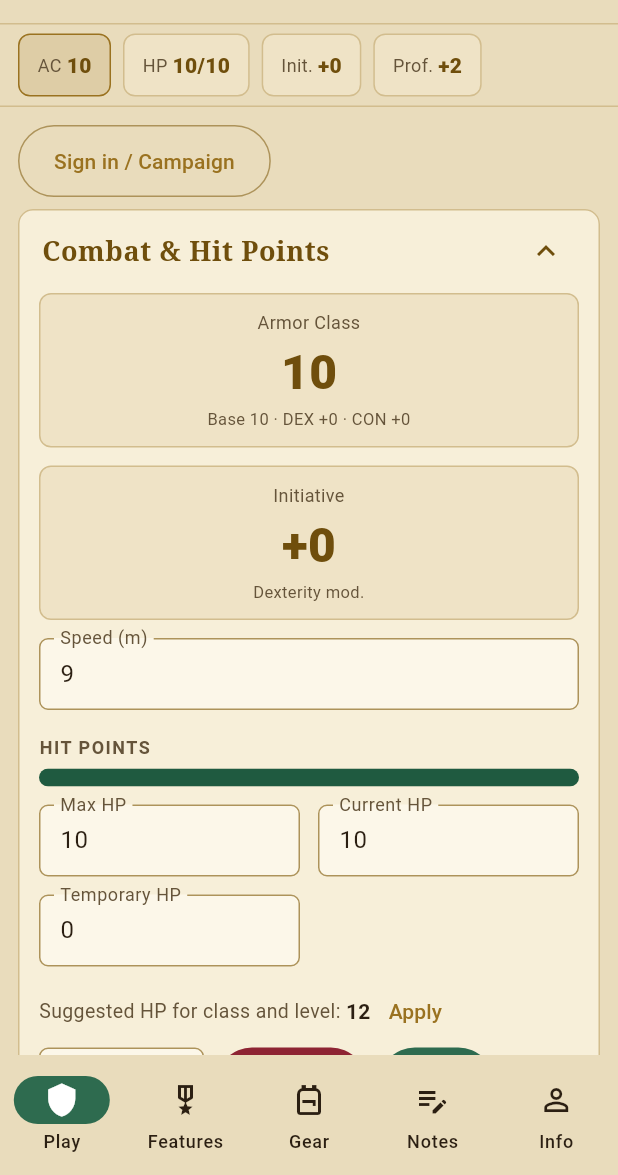
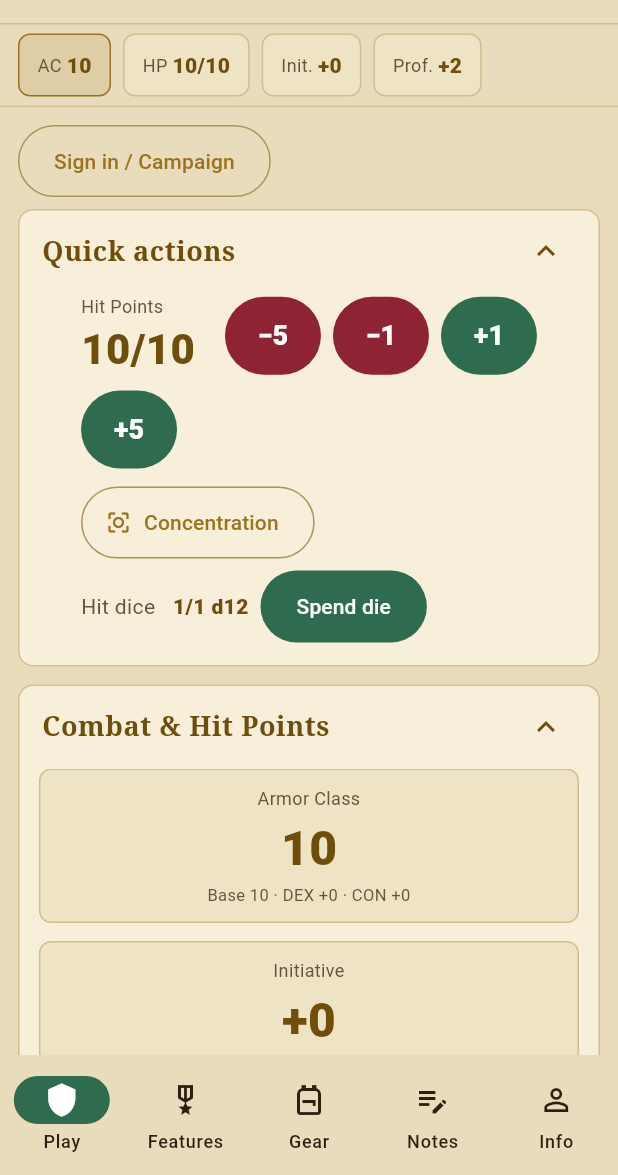
Before and after one commit to FilippoBoi/D-D5e-sheet, a Flutter app: the screen it shows after launch, on a phone screen of 412 x 824 dp, the part 61-1236 px from its top. Run offline on Flutter 3.47's test engine with Material 3 defaults, Android fonts, the phone set to English and light mode, and no system bars; our stand-ins replace material_ui, shared_preferences, web; statements that could not run were skipped.

Commit message:
Flutter: azioni rapide in gioco (PF, slot, concentrazione, dadi vita)
- Pannello «Azioni rapide» in cima a Gioco: PF con −5/−1/+1/+5, slot con un tocco,
  concentrazione con promemoria della prova di Costituzione, dadi vita.
- Nuovi campi combat.hitDiceUsed e combat.concentration in entrambi gli schemi (JS e Dart),
  con rest breve/lungo coerenti (la concentrazione finisce; metà dei dadi vita tornano).
- Test del modello (Dart e JS), dell'interfaccia e fixture di parità aggiornate.

Co-Authored-By: Claude Sonnet 5.5 <noreply@anthropic.com>
Claude-Session: https://claude.ai/code/session_01CiXVP85ycW2HQFqKWbxtrp

```diff
--- a/flutter/lib/model/character_model.dart
+++ b/flutter/lib/model/character_model.dart
@@ -255,6 +255,27 @@ class CharacterModel extends ChangeNotifier {
     _emit('combat');
   }
 
+  /// Dadi vita: uno per livello; quelli spesi non superano il livello.
+  ({int total, int used, int remaining}) get hitDice {
+    final total = (_state['info'] as Json)['level'] as int;
+    final used = math.min((_state['combat'] as Json)['hitDiceUsed'] as int, total);
+    return (total: total, used: used, remaining: total - used);
+  }
+
+  /// Spende un dado vita (riposo breve): tira il dado, aggiunge il mod. Costituzione (almeno 0 PF) e cura.
+  /// Restituisce null se non ne restano.
+  ({int roll, int conMod, int healed})? spendHitDie([math.Random? rng]) {
+    if (hitDice.remaining <= 0) return null;
+    final hp = derived['hp'] as Json;
+    final roll = 1 + (rng ?? math.Random()).nextInt(hp['hitDieSides'] as int);
+    final conMod = hp['conMod'] as int;
+    final c = _state['combat'] as Json;
+    final before = c['hpCurrent'] as int;
+    c['hitDiceUsed'] = hitDice.used + 1;
+    heal(math.max(0, roll + conMod));
+    return (roll: roll, conMod: conMod, healed: (c['hpCurrent'] as int) - before);
+  }
+
   void applySuggestedHp() {
     final suggested = clampInt(derived['hp']['suggested'] as num, 1, 999);
     final c = _state['combat'] as Json;
@@ -276,16 +297,19 @@ class CharacterModel extends ChangeNotifier {
         slots[key] = 0;
       }
     }
+    (_state['combat'] as Json)['concentration'] = '';
     _emit('rest');
   }
 
-  /// Riposo lungo: PF al massimo, slot e risorse recuperati, TS contro morte azzerati.
+  /// Riposo lungo: PF al massimo, slot e risorse recuperati, TS contro morte azzerati; metà dei dadi vita (min. 1).
   void longRest() {
     final c = _state['combat'] as Json;
     c['hpCurrent'] = c['hpMax'];
     c['hpTemp'] = 0;
     c['deathSuccesses'] = 0;
     c['deathFailures'] = 0;
+    c['concentration'] = '';
+    c['hitDiceUsed'] = math.max(0, hitDice.used - math.max(1, hitDice.total ~/ 2));
     final slots = (_state['spells'] as Json)['slotsUsed'] as Json;
     for (final key in slots.keys.toList()) {
       slots[key] = 0;
--- a/flutter/lib/model/schema.dart
+++ b/flutter/lib/model/schema.dart
@@ -53,7 +53,10 @@ Json createDefaultCharacter() {
     'abilities': {for (final id in cat.abilityIds) id: 10},
     'saveProficiencies': classSaveProficiencies(Catalog.defaultClassId),
     'skills': {for (final id in cat.skillIds) id: {'proficient': false, 'expertise': false}},
-    'combat': {'speed': 9, 'hpMax': 10, 'hpCurrent': 10, 'hpTemp': 0, 'deathSuccesses': 0, 'deathFailures': 0},
+    'combat': {'speed': 9, 'hpMax': 10, 'hpCurrent': 10, 'hpTemp': 0, 'deathSuccesses': 0, 'deathFailures': 0,
+      // Dadi vita spesi (tornano per metà, minimo 1, col riposo lungo) e incantesimo in concentrazione ('' = nessuno).
+      'hitDiceUsed': 0, 'concentration': '',
+    },
     'equipment': {
       'armorId': 'none', 'shield': false, 'magicBonus': 0, 'inventory': '',
       'acItems': <Json>[],
@@ -102,6 +105,8 @@ final List<(RegExp, _Rule)> _rules = [
   (RegExp(r'^combat\.(hpCurrent|hpTemp)$'), (v, _) => clampInt(v as num, 0, 999)),
   (RegExp(r'^combat\.speed$'), (v, _) => cleanNum(clampNum(((v as num) * 2).round() / 2, 0, 99))),
   (RegExp(r'^combat\.death(Successes|Failures)$'), (v, _) => clampInt(v as num, 0, 3)),
+  (RegExp(r'^combat\.hitDiceUsed$'), (v, _) => clampInt(v as num, 0, 20)),
+  (RegExp(r'^combat\.concentration$'), (v, _) => _cut(v as String, 80)),
   (RegExp(r'^equipment\.armorId$'), (v, _) => Catalog.instance.armorIds.contains(v) ? v : null),
   (RegExp(r'^(equipment|weapons\.\d+)\.magicBonus$'), (v, _) => clampInt(v as num, -5, 10)),
   (RegExp(r'^weapons\.\d+\.ability$'), (v, _) => _weaponAbilities.contains(v) ? v : null),
--- /dev/null
+++ b/flutter/lib/ui/panels_quick.dart
@@ -0,0 +1,171 @@
+/// Azioni rapide in gioco: PF con un tocco, slot, concentrazione e dadi vita.
+library;
+
+import 'package:material_ui/material_ui.dart';
+
+import '../app_controller.dart';
+import '../i18n.dart';
+import '../model/character_model.dart';
+import 'theme.dart';
+import 'widgets.dart';
+
+/// Valori dei pulsanti dei PF.
+const hpSteps = [1, 5];
+
+/// Segnaposto di «sto concentrandomi» senza nome di incantesimo (la stringa vuota vuol dire nessuna concentrazione).
+const unnamedConcentration = '—';
+
+/// Prova di Costituzione per mantenere la concentrazione dopo un danno: CD 10 o metà del danno, il maggiore.
+int concentrationDc(int damage) => damage ~/ 2 > 10 ? damage ~/ 2 : 10;
+
+class QuickActionsPanel extends StatelessWidget {
+  const QuickActionsPanel({super.key, required this.app});
+  final AppController app;
+
+  CharacterModel get model => app.model;
+
+  void _damage(int amount) {
+    final hadHp = (model.state['combat'] as Json)['hpCurrent'];
+    model.applyDamage(amount);
+    final concentrating = ((model.state['combat'] as Json)['concentration'] as String).isNotEmpty;
+    if (concentrating && hadHp != 0) {
+      final dc = concentrationDc(amount);
+      app.status.value = pick('Concentrazione: TS Costituzione CD $dc', 'Concentration: Constitution save DC $dc');
+    }
+  }
+
+  void _spendHitDie() {
+    final r = model.spendHitDie();
+    if (r == null) return;
+    final mod = r.conMod == 0 ? '' : ' ${r.conMod > 0 ? '+' : '−'}${r.conMod.abs()}';
+    app.status.value = pick('+${r.healed} PF (dado ${r.roll}$mod)', '+${r.healed} HP (die ${r.roll}$mod)');
+  }
+
+  Future<void> _startConcentration(BuildContext context) async {
+    final name = await showDialog<String>(context: context, builder: (_) => const _ConcentrationDialog());
+    if (name != null) model.set('combat.concentration', name.isEmpty ? unnamedConcentration : name);
+  }
+
+  Widget _hpRow(BuildContext context) {
+    final c = context.colors;
+    final hp = model.derived['hp'] as Json;
+    Widget step(int n, {required bool heal}) => FilledButton(
+          style: FilledButton.styleFrom(
+            backgroundColor: heal ? c.emerald : c.vermilion, foregroundColor: Colors.white,
+            minimumSize: const Size(64, 52), padding: const EdgeInsets.symmetric(horizontal: 12),
+          ),
+          onPressed: () => heal ? model.heal(n) : _damage(n),
+          child: Text('${heal ? '+' : '−'}$n', style: const TextStyle(fontSize: 18, fontWeight: FontWeight.w800)),
+        );
+    return Wrap(spacing: 8, runSpacing: 8, crossAxisAlignment: WrapCrossAlignment.center, children: [
+      Column(crossAxisAlignment: CrossAxisAlignment.start, mainAxisSize: MainAxisSize.min, children: [
+        Text(tr('Punti Ferita'), style: TextStyle(fontSize: 12, color: c.muted)),
+        Text(hp['summary'] as String, key: const Key('quick-hp'), style: TextStyle(fontSize: 28, fontWeight: FontWeight.w800, color: c.accentStrong)),
+      ]),
+      const SizedBox(width: 4),
+      for (final n in hpSteps.reversed) step(n, heal: false),
+      for (final n in hpSteps) step(n, heal: true),
+    ]);
+  }
+
+  Widget _slots(BuildContext context) {
+    final c = context.colors;
+    final slots = (model.derived['spellcasting'] as Json)['slots'] as List;
+    return Wrap(spacing: 16, runSpacing: 4, children: [
+      for (final slot in slots.cast<Json>())
+        Row(mainAxisSize: MainAxisSize.min, children: [
+          Text('${slot['level']}°', style: TextStyle(fontWeight: FontWeight.w700, color: c.accentStrong)),
+          const SizedBox(width: 4),
+          Pips(
+            max: slot['max'] as int, used: slot['used'] as int,
+            semanticLabel: pick('Slot di ${slot['level']}° livello usato', 'Level ${slot['level']} slot used'),
+            onChanged: (v) => model.set('spells.slotsUsed.${slot['level']}', v),
+          ),
+        ]),
+    ]);
+  }
+
+  Widget _concentration(BuildContext context) {
+    final c = context.colors;
+    final name = (model.state['combat'] as Json)['concentration'] as String;
+    if (name.isEmpty) {
+      return OutlinedButton.icon(
+        key: const Key('quick-concentration-start'),
+        onPressed: () => _startConcentration(context),
+        icon: const Icon(Icons.center_focus_strong_outlined),
+        label: Text(pick('Concentrazione', 'Concentration')),
+      );
+    }
+    return FilledButton.icon(
+      key: const Key('quick-concentration-end'),
+      style: FilledButton.styleFrom(backgroundColor: c.accent, foregroundColor: c.card),
+      onPressed: () => model.set('combat.concentration', ''),
+      icon: const Icon(Icons.close),
+      label: Text(name == unnamedConcentration ? pick('In concentrazione', 'Concentrating') : pick('Concentrazione: $name', 'Concentrating: $name')),
+    );
+  }
+
+  Widget _hitDice(BuildContext context) {
+    final c = context.colors;
+    final dice = model.hitDice;
+    final sides = (model.derived['hp'] as Json)['hitDieSides'] as int;
+    return Wrap(spacing: 8, crossAxisAlignment: WrapCrossAlignment.center, children: [
+      Text('${pick('Dadi vita', 'Hit dice')} ', style: TextStyle(color: c.muted)),
+      Text('${dice.remaining}/${dice.total} d$sides', key: const Key('quick-hit-dice'), style: TextStyle(fontWeight: FontWeight.w800, color: c.accentStrong)),
+      FilledButton.tonal(
+        key: const Key('quick-hit-die-spend'),
+        onPressed: dice.remaining > 0 ? _spendHitDie : null,
+        child: Text(pick('Spendi dado', 'Spend die')),
+      ),
+    ]);
+  }
+
+  @override
+  Widget build(BuildContext context) {
+    final isCaster = (model.derived['spellcasting'] as Json)['isCaster'] == true;
+    return Column(crossAxisAlignment: CrossAxisAlignment.start, children: [
+      _hpRow(context),
+      const SizedBox(height: 12),
+      if (isCaster) ...[_slots(context), const SizedBox(height: 8)],
+      Wrap(spacing: 12, runSpacing: 8, crossAxisAlignment: WrapCrossAlignment.center, children: [
+        _concentration(context),
+        _hitDice(context),
+      ]),
+    ]);
+  }
+}
+
+/// Chiede il nome (facoltativo) dell'incantesimo che richiede concentrazione.
+class _ConcentrationDialog extends StatefulWidget {
+  const _ConcentrationDialog();
+
+  @override
+  State<_ConcentrationDialog> createState() => _ConcentrationDialogState();
+}
+
+class _ConcentrationDialogState extends State<_ConcentrationDialog> {
+  final TextEditingController _name = TextEditingController();
+
+  @override
+  void dispose() {
+    _name.dispose();
+    super.dispose();
+  }
+
+  @override
+  Widget build(BuildContext context) => AlertDialog(
+        title: Text(pick('Concentrazione', 'Concentration')),
+        content: TextField(
+          controller: _name,
+          autofocus: true,
+          maxLength: 80,
+          textCapitalization: TextCapitalization.sentences,
+          decoration: InputDecoration(labelText: pick('Incantesimo (facoltativo)', 'Spell (optional)'), counterText: ''),
+          onSubmitted: (v) => Navigator.pop(context, v.trim()),
+        ),
+        actions: [
+          TextButton(onPressed: () => Navigator.pop(context), child: Text(pick('Annulla', 'Cancel'))),
+          FilledButton(onPressed: () => Navigator.pop(context, _name.text.trim()), child: Text(pick('Inizia', 'Start'))),
+        ],
+      );
+}
--- a/flutter/lib/ui/sections.dart
+++ b/flutter/lib/ui/sections.dart
@@ -11,6 +11,7 @@ import 'panels_info.dart';
 import 'panels_lore.dart';
 import 'panels_notes.dart';
 import 'panels_play.dart';
+import 'panels_quick.dart';
 import 'session_ui.dart';
 import 'theme.dart';
 import 'widgets.dart';
@@ -79,6 +80,8 @@ class SectionBody extends StatelessWidget {
         children = [
           TwoColumns(
             left: [
+              _panel('quick', pick('Azioni rapide', 'Quick actions'), QuickActionsPanel(app: app)),
+              gap,
               _panel('combat', tr('Combattimento & Punti Ferita'), CombatPanel(app: app)),
               gap,
               _panel('abilities', tr('Caratteristiche & Tiri Salvezza'), AbilitiesPanel(app: app)),
--- a/flutter/lib/ui/sheet_page.dart
+++ b/flutter/lib/ui/sheet_page.dart
@@ -78,7 +78,7 @@ class _SheetPageState extends State<SheetPage> {
     app.status.value = pick('+${result.gain} PF massimi$detail', '+${result.gain} max HP$detail');
   }
 
-  static const _panelIds = ['info', 'combat', 'abilities', 'skills', 'equipment', 'spells', 'features', 'languages'];
+  static const _panelIds = ['quick', 'info', 'combat', 'abilities', 'skills', 'equipment', 'spells', 'features', 'languages'];
 
   Future<void> _export() async {
     final json = app.exportJson();
```
Also changed, not shown: 8 other files.
